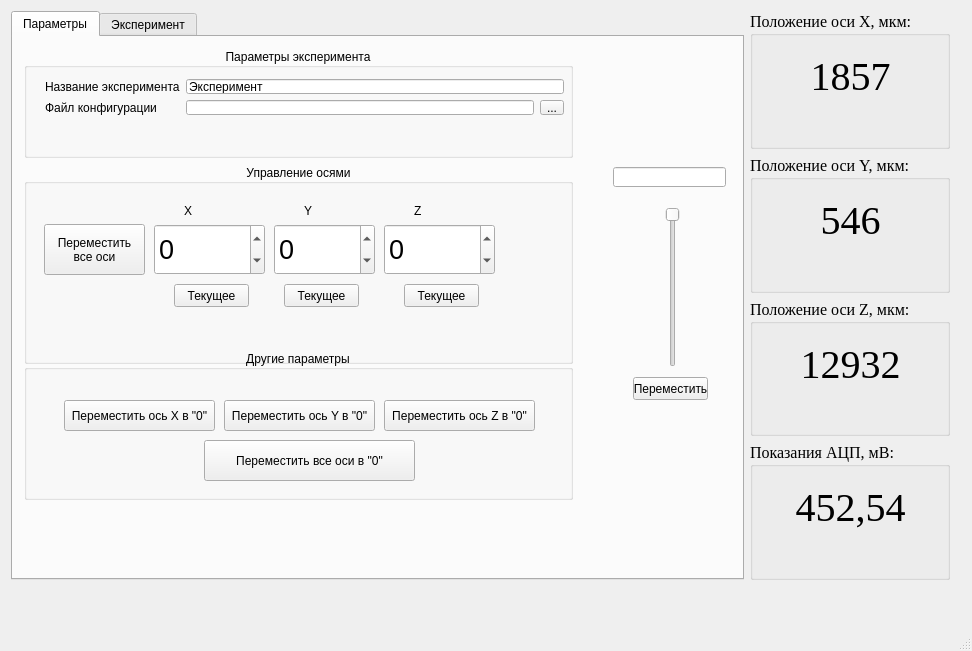
First picture: the form in mainwindow.ui, repository myworkandstudy/ULI, before the edit.
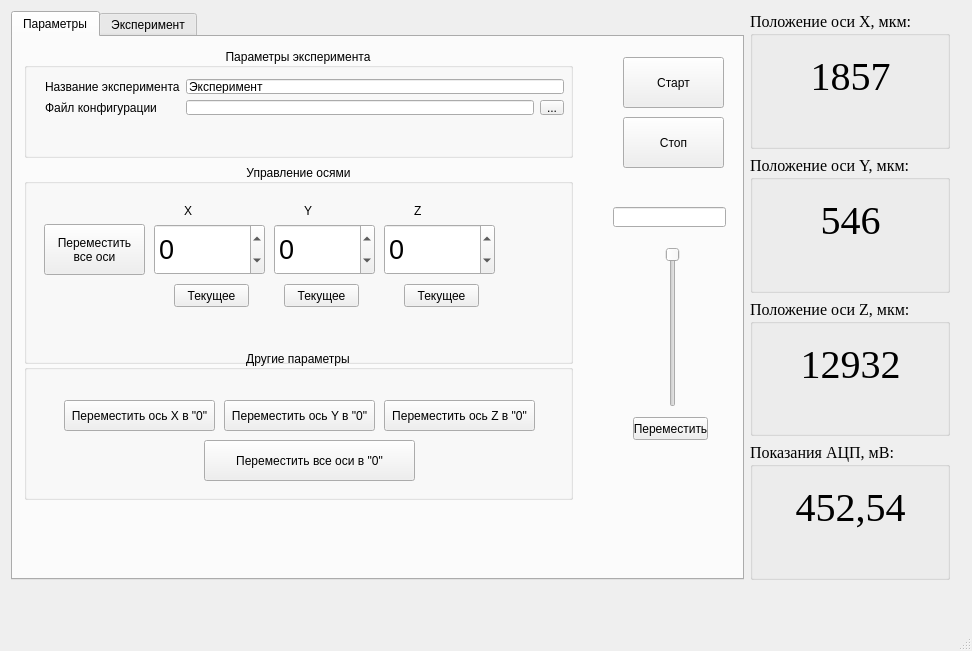
Second picture: the form after the edit.

Patch:
```diff
--- a/mainwindow.ui
+++ b/mainwindow.ui
@@ -384,7 +384,7 @@
          <property name="geometry">
           <rect>
            <x>600</x>
-           <y>130</y>
+           <y>170</y>
            <width>113</width>
            <height>20</height>
           </rect>
@@ -397,7 +397,7 @@
          <property name="geometry">
           <rect>
            <x>620</x>
-           <y>340</y>
+           <y>380</y>
            <width>75</width>
            <height>23</height>
           </rect>
@@ -410,7 +410,7 @@
          <property name="geometry">
           <rect>
            <x>650</x>
-           <y>170</y>
+           <y>210</y>
            <width>19</width>
            <height>160</height>
           </rect>
@@ -425,6 +425,32 @@
           <bool>true</bool>
          </property>
         </widget>
+        <widget class="QPushButton" name="pushButton_12">
+         <property name="geometry">
+          <rect>
+           <x>610</x>
+           <y>20</y>
+           <width>101</width>
+           <height>51</height>
+          </rect>
+         </property>
+         <property name="text">
+          <string>Старт</string>
+         </property>
+        </widget>
+        <widget class="QPushButton" name="pushButton_13">
+         <property name="geometry">
+          <rect>
+           <x>610</x>
+           <y>80</y>
+           <width>101</width>
+           <height>51</height>
+          </rect>
+         </property>
+         <property name="text">
+          <string>Стоп</string>
+         </property>
+        </widget>
        </widget>
        <widget class="QWidget" name="tab_2">
         <attribute name="title">
```
